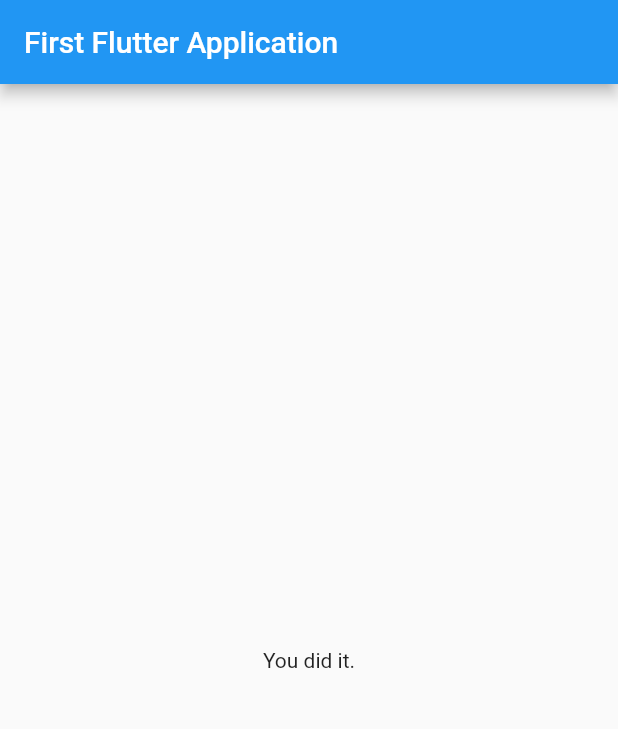
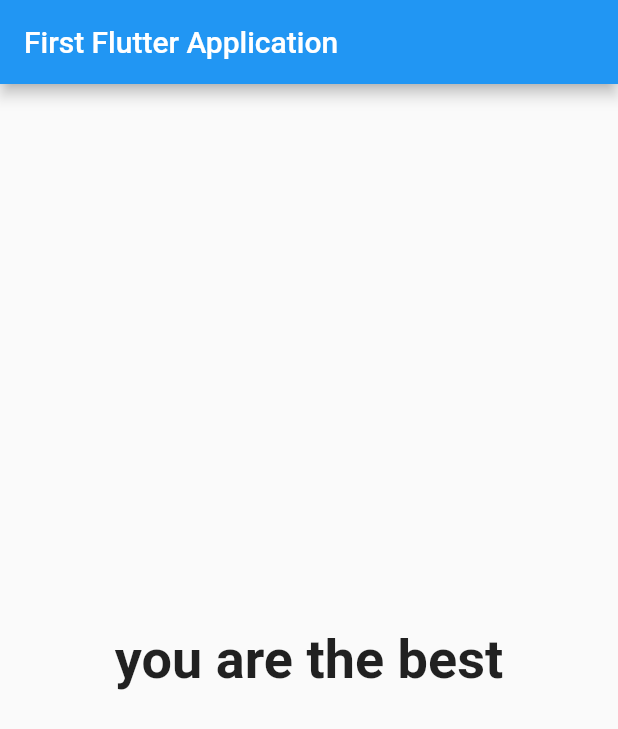
Before and after one commit to rajSon5512/flutter_app, a Flutter app: the screen it shows after launch, after a tap on "red", after a tap on "bhelpuri", after a tap on "kiss", on a phone screen of 412 x 824 dp. Shown: the top 729 px of the screen. Run offline on Flutter 3.47's test engine with Material 2 defaults, Android fonts, the phone set to English and light mode, and no system bars.

Commit message:
53 completed

```diff
--- a/lib/Result.dart
+++ b/lib/Result.dart
@@ -1,8 +1,24 @@
 import 'package:flutter/material.dart';
 
 class Result extends StatelessWidget {
+
+  final int score;
+
+  Result(this.score);
+
+  String get resultPhase{
+    String resultText;
+
+    if(score<=10){
+      resultText='you were nice';
+    }else if(score>10){
+      resultText='you are the best';
+    }
+    return resultText;
+  }
+
   @override
   Widget build(BuildContext context) {
-    return Center(child: Text('You did it.'),);
+    return Center(child: Text(resultPhase,style: TextStyle(fontSize: 36,fontWeight: FontWeight.bold),),);
   }
 }
--- a/lib/main.dart
+++ b/lib/main.dart
@@ -69,7 +69,7 @@ class _MyAppState extends State<MyApp>{
         ),
         body:_questionIndex<=questions.length-1?
             Quiz(answerQuestion,questions,_questionIndex)
-            :Result(),
+            :Result(_finalscore),
       )
     );
   }
```
